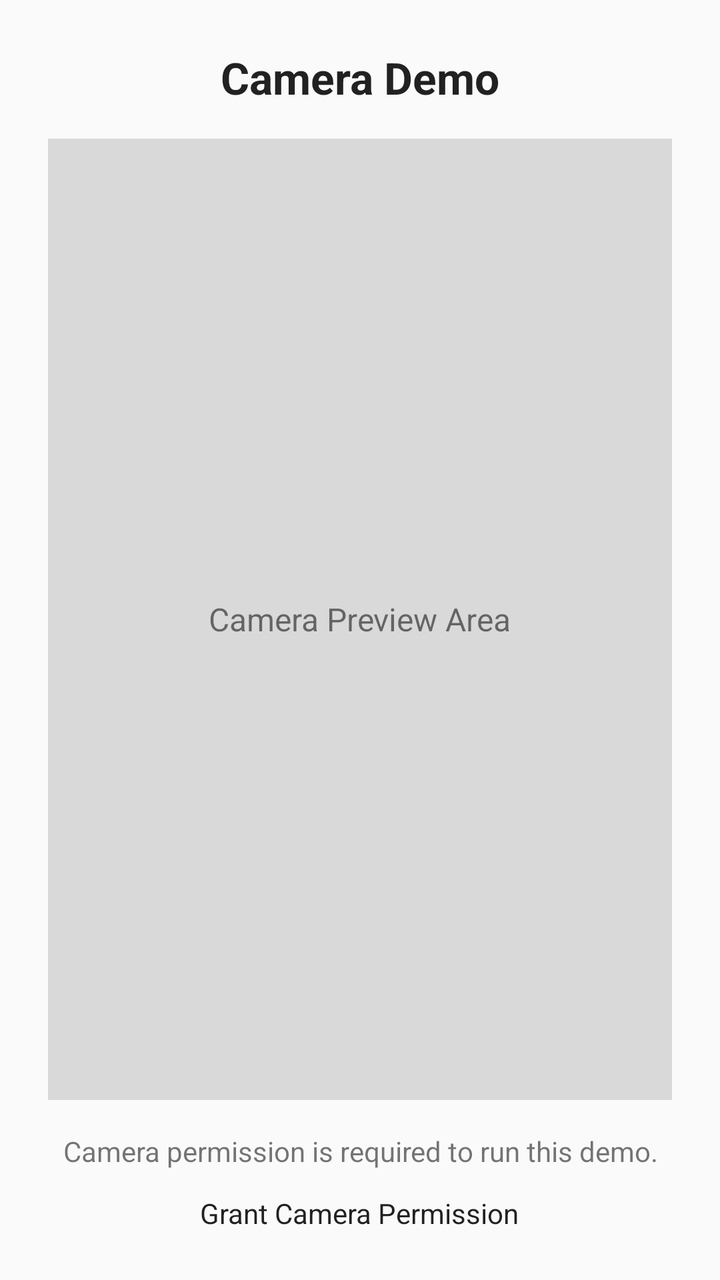
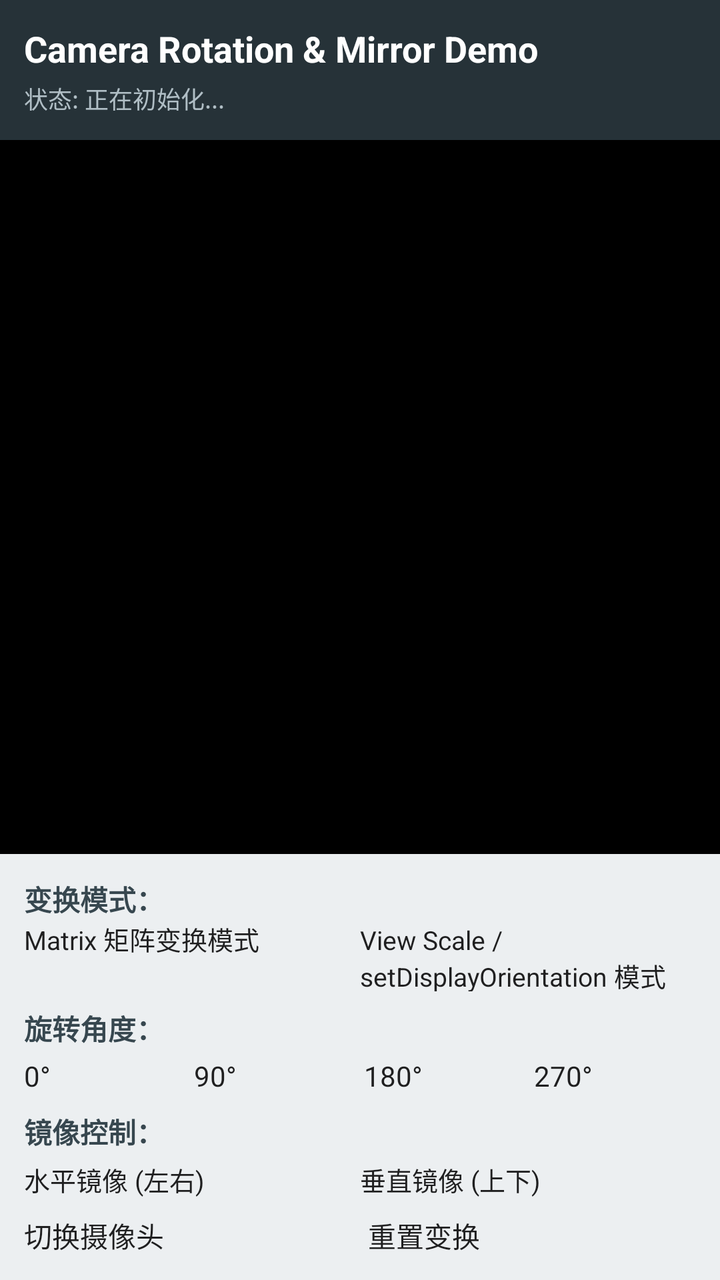

Two renders of the same Android screen: before a commit and after it. Below are the layout's source before the change and the commit's diff.
<!-- AndroidManifest.xml: activity theme Theme.CameraDemo -->
<!-- res/layout/activity_main.xml -->
<?xml version="1.0" encoding="utf-8"?>
<LinearLayout xmlns:android="http://schemas.android.com/apk/res/android"
    android:layout_width="match_parent"
    android:layout_height="match_parent"
    android:gravity="center"
    android:orientation="vertical"
    android:padding="24dp">

    <TextView
        android:id="@+id/tv_title"
        android:layout_width="wrap_content"
        android:layout_height="wrap_content"
        android:text="@string/title_camera"
        android:textAppearance="?android:attr/textAppearanceLarge"
        android:textStyle="bold" />

    <FrameLayout
        android:id="@+id/camera_preview_container"
        android:layout_width="match_parent"
        android:layout_height="0dp"
        android:layout_marginTop="16dp"
        android:layout_marginBottom="16dp"
        android:layout_weight="1"
        android:background="#22000000">

        <TextView
            android:id="@+id/tv_preview_placeholder"
            android:layout_width="wrap_content"
            android:layout_height="wrap_content"
            android:layout_gravity="center"
            android:text="@string/camera_preview_placeholder"
            android:textSize="16sp" />
    </FrameLayout>

    <TextView
        android:id="@+id/tv_status"
        android:layout_width="match_parent"
        android:layout_height="wrap_content"
        android:gravity="center"
        android:text="@string/msg_camera_permission_required"
        android:textSize="14sp" />

    <Button
        android:id="@+id/btn_action"
        android:layout_width="wrap_content"
        android:layout_height="wrap_content"
        android:layout_marginTop="12dp"
        android:text="@string/btn_request_permission" />

</LinearLayout>
<!-- resources referenced by this layout -->
<resources>
  <string name="btn_request_permission">Grant Camera Permission</string>
  <string name="camera_preview_placeholder">Camera Preview Area</string>
  <string name="msg_camera_permission_required">Camera permission is required to run this demo.</string>
  <string name="title_camera">Camera Demo</string>
  <style name="Theme.CameraDemo" parent="android:Theme.Material.Light.NoActionBar" />
</resources>

<!-- the commit's change to res/layout/activity_main.xml (unified diff, before → after) -->
@@ -2,49 +2,224 @@
 <LinearLayout xmlns:android="http://schemas.android.com/apk/res/android"
     android:layout_width="match_parent"
     android:layout_height="match_parent"
-    android:gravity="center"
-    android:orientation="vertical"
-    android:padding="24dp">
-
-    <TextView
-        android:id="@+id/tv_title"
-        android:layout_width="wrap_content"
+    android:orientation="vertical">
+
+    
+    <LinearLayout
+        android:layout_width="match_parent"
         android:layout_height="wrap_content"
-        android:text="@string/title_camera"
-        android:textAppearance="?android:attr/textAppearanceLarge"
-        android:textStyle="bold" />
-
+        android:background="#263238"
+        android:orientation="vertical"
+        android:padding="12dp">
+
+        <TextView
+            android:id="@+id/tv_title"
+            android:layout_width="wrap_content"
+            android:layout_height="wrap_content"
+            android:text="@string/title_camera"
+            android:textColor="#FFFFFF"
+            android:textSize="18sp"
+            android:textStyle="bold" />
+
+        <TextView
+            android:id="@+id/tv_status_info"
+            android:layout_width="match_parent"
+            android:layout_height="wrap_content"
+            android:layout_marginTop="4dp"
+            android:text="状态: 正在初始化..."
+            android:textColor="#B0BEC5"
+            android:textSize="12sp" />
+    </LinearLayout>
+
+    
     <FrameLayout
         android:id="@+id/camera_preview_container"
         android:layout_width="match_parent"
         android:layout_height="0dp"
-        android:layout_marginTop="16dp"
-        android:layout_marginBottom="16dp"
         android:layout_weight="1"
-        android:background="#22000000">
-
-        <TextView
-            android:id="@+id/tv_preview_placeholder"
+        android:background="#000000">
+
+        <TextureView
+            android:id="@+id/camera_texture_view"
+            android:layout_width="match_parent"
+            android:layout_height="match_parent"
+            android:layout_gravity="center" />
+
+        
+        <LinearLayout
+            android:id="@+id/layout_permission_prompt"
             android:layout_width="wrap_content"
             android:layout_height="wrap_content"
             android:layout_gravity="center"
-            android:text="@string/camera_preview_placeholder"
-            android:textSize="16sp" />
+            android:gravity="center"
+            android:orientation="vertical"
+            android:visibility="gone">
+
+            <TextView
+                android:layout_width="wrap_content"
+                android:layout_height="wrap_content"
+                android:text="@string/msg_camera_permission_required"
+                android:textColor="#FFFFFF"
+                android:textSize="16sp" />
+
+            <Button
+                android:id="@+id/btn_grant_permission"
+                android:layout_width="wrap_content"
+                android:layout_height="wrap_content"
+                android:layout_marginTop="16dp"
+                android:text="@string/btn_request_permission" />
+        </LinearLayout>
     </FrameLayout>
 
-    <TextView
-        android:id="@+id/tv_status"
+    
+    <ScrollView
         android:layout_width="match_parent"
         android:layout_height="wrap_content"
-        android:gravity="center"
-        android:text="@string/msg_camera_permission_required"
-        android:textSize="14sp" />
-
-    <Button
-        android:id="@+id/btn_action"
-        android:layout_width="wrap_content"
-        android:layout_height="wrap_content"
-        android:layout_marginTop="12dp"
-        android:text="@string/btn_request_permission" />
+        android:background="#ECEFF1"
+        android:maxHeight="280dp">
+
+        <LinearLayout
+            android:layout_width="match_parent"
+            android:layout_height="wrap_content"
+            android:orientation="vertical"
+            android:padding="12dp">
+
+            
+            <TextView
+                android:layout_width="wrap_content"
+                android:layout_height="wrap_content"
+                android:text="@string/label_mode"
+                android:textColor="#37474F"
+                android:textStyle="bold" />
+
+            <RadioGroup
+                android:id="@+id/rg_mode"
+                android:layout_width="match_parent"
+                android:layout_height="wrap_content"
+                android:orientation="horizontal">
+
+                <RadioButton
+                    android:id="@+id/rb_mode_matrix"
+                    android:layout_width="0dp"
+                    android:layout_height="wrap_content"
+                    android:layout_weight="1"
+                    android:checked="true"
+                    android:text="@string/mode_matrix"
+                    android:textSize="13sp" />
+
+                <RadioButton
+                    android:id="@+id/rb_mode_view_scale"
+                    android:layout_width="0dp"
+                    android:layout_height="wrap_content"
+                    android:layout_weight="1"
+                    android:text="@string/mode_view_scale"
+                    android:textSize="13sp" />
+            </RadioGroup>
+
+            
+            <TextView
+                android:layout_width="wrap_content"
+                android:layout_height="wrap_content"
+                android:layout_marginTop="8dp"
+                android:text="@string/label_rotation"
+                android:textColor="#37474F"
+                android:textStyle="bold" />
+
+            <LinearLayout
+                android:layout_width="match_parent"
+                android:layout_height="wrap_content"
+                android:layout_marginTop="4dp"
+                android:orientation="horizontal">
+
+                <Button
+                    android:id="@+id/btn_rot_0"
+                    android:layout_width="0dp"
+                    android:layout_height="wrap_content"
+                    android:layout_weight="1"
+                    android:text="@string/rot_0" />
+
+                <Button
+                    android:id="@+id/btn_rot_90"
+                    android:layout_width="0dp"
+                    android:layout_height="wrap_content"
+                    android:layout_marginStart="4dp"
+                    android:layout_weight="1"
+                    android:text="@string/rot_90" />
+
+                <Button
+                    android:id="@+id/btn_rot_180"
+                    android:layout_width="0dp"
+                    android:layout_height="wrap_content"
+                    android:layout_marginStart="4dp"
+                    android:layout_weight="1"
+                    android:text="@string/rot_180" />
+
+                <Button
+                    android:id="@+id/btn_rot_270"
+                    android:layout_width="0dp"
+                    android:layout_height="wrap_content"
+                    android:layout_marginStart="4dp"
+                    android:layout_weight="1"
+                    android:text="@string/rot_270" />
+            </LinearLayout>
+
+            
+            <TextView
+                android:layout_width="wrap_content"
+                android:layout_height="wrap_content"
+                android:layout_marginTop="8dp"
+                android:text="@string/label_mirror"
+                android:textColor="#37474F"
+                android:textStyle="bold" />
+
+            <LinearLayout
+                android:layout_width="match_parent"
+                android:layout_height="wrap_content"
+                android:layout_marginTop="4dp"
+                android:gravity="center_vertical"
+                android:orientation="horizontal">
+
+                <CheckBox
+                    android:id="@+id/cb_mirror_h"
+                    android:layout_width="0dp"
+                    android:layout_height="wrap_content"
+                    android:layout_weight="1"
+                    android:text="@string/mirror_h"
+                    android:textSize="13sp" />
+
+                <CheckBox
+                    android:id="@+id/cb_mirror_v"
+                    android:layout_width="0dp"
+                    android:layout_height="wrap_content"
+                    android:layout_weight="1"
+                    android:text="@string/mirror_v"
+                    android:textSize="13sp" />
+            </LinearLayout>
+
+            
+            <LinearLayout
+                android:layout_width="match_parent"
+                android:layout_height="wrap_content"
+                android:layout_marginTop="8dp"
+                android:orientation="horizontal">
+
+                <Button
+                    android:id="@+id/btn_switch_camera"
+                    android:layout_width="0dp"
+                    android:layout_height="wrap_content"
+                    android:layout_weight="1"
+                    android:text="@string/btn_switch_camera" />
+
+                <Button
+                    android:id="@+id/btn_reset"
+                    android:layout_width="0dp"
+                    android:layout_height="wrap_content"
+                    android:layout_marginStart="8dp"
+                    android:layout_weight="1"
+                    android:text="@string/btn_reset" />
+            </LinearLayout>
+
+        </LinearLayout>
+    </ScrollView>
 
 </LinearLayout>
<!-- resource entries referenced after the edit -->
@@ -1,9 +1,21 @@
 <!-- resources referenced by this layout -->
 <resources>
   <string name="btn_request_permission">Grant Camera Permission</string>
-  <string name="camera_preview_placeholder">Camera Preview Area</string>
+  <string name="btn_reset">重置变换</string>
+  <string name="btn_switch_camera">切换摄像头</string>
+  <string name="label_mirror">镜像控制：</string>
+  <string name="label_mode">变换模式：</string>
+  <string name="label_rotation">旋转角度：</string>
+  <string name="mirror_h">水平镜像 (左右)</string>
+  <string name="mirror_v">垂直镜像 (上下)</string>
+  <string name="mode_matrix">Matrix 矩阵变换模式</string>
+  <string name="mode_view_scale">View Scale / setDisplayOrientation 模式</string>
   <string name="msg_camera_permission_required">Camera permission is required to run this demo.</string>
-  <string name="title_camera">Camera Demo</string>
+  <string name="rot_0">0°</string>
+  <string name="rot_180">180°</string>
+  <string name="rot_270">270°</string>
+  <string name="rot_90">90°</string>
+  <string name="title_camera">Camera Rotation &amp; Mirror Demo</string>
   <style name="Theme.CameraDemo" parent="android:Theme.Material.Light.NoActionBar" />
 </resources>
 
